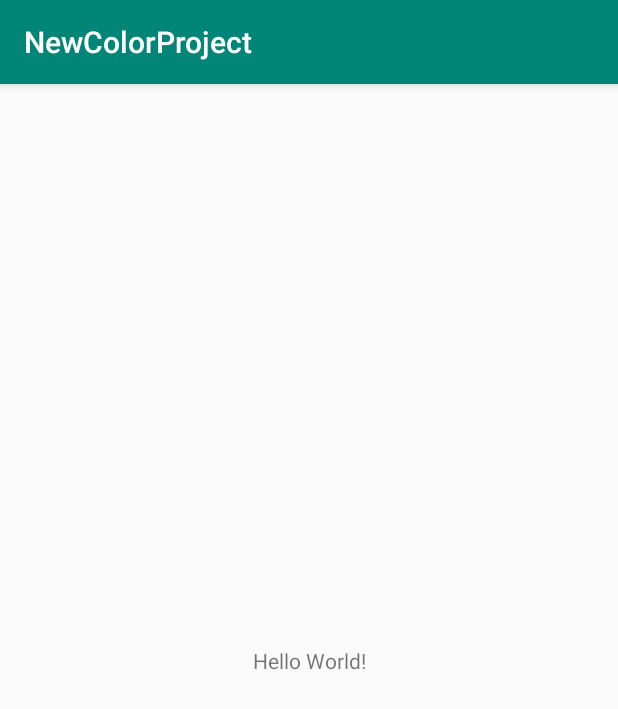
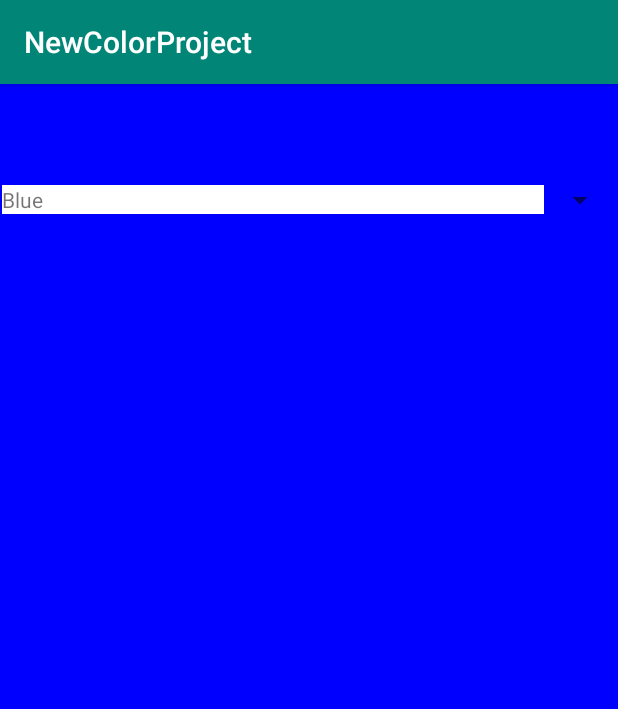
Before and after one commit to ShakeelAlibhai/CIS3515_Project4, an Android app: the screen it shows after launch (PaletteActivity), on a phone screen of 412 x 824 dp. Shown: the top 709 px of the screen. Run offline under Robolectric (Android 15) with nearby library versions, the phone set to English and light mode, and no system bars.

```diff
--- a/app/src/main/java/edu/temple/newcolorproject/PaletteActivity.java
+++ b/app/src/main/java/edu/temple/newcolorproject/PaletteActivity.java
@@ -1,8 +1,13 @@
 package edu.temple.newcolorproject;
 
 import androidx.appcompat.app.AppCompatActivity;
+import androidx.constraintlayout.widget.ConstraintLayout;
 
+import android.graphics.Color;
 import android.os.Bundle;
+import android.view.View;
+import android.widget.AdapterView;
+import android.widget.Spinner;
 
 public class PaletteActivity extends AppCompatActivity {
 
@@ -10,5 +15,39 @@ public class PaletteActivity extends AppCompatActivity {
     protected void onCreate(Bundle savedInstanceState) {
         super.onCreate(savedInstanceState);
         setContentView(R.layout.activity_palette);
+
+        final ConstraintLayout c = findViewById(R.id.layout);
+
+        Spinner s;
+        s = findViewById(R.id.spinner);
+
+        String colors[] = {
+                "Blue",
+                "Red",
+                "White",
+                "Yellow",
+                "Green",
+                "Aqua",
+                "Olive",
+                "Lime",
+                "Cyan",
+                "Silver"
+        };
+
+        ColorAdapter a = new ColorAdapter(this, colors);
+        s.setAdapter(a);
+
+        s.setOnItemSelectedListener(new AdapterView.OnItemSelectedListener() {
+            @Override
+            public void onItemSelected(AdapterView<?> parent, View view, int position, long id) {
+                c.setBackgroundColor(Color.parseColor(parent.getItemAtPosition(position).toString()));
+                view.setBackgroundColor(Color.WHITE);
+            }
+
+            @Override
+            public void onNothingSelected(AdapterView<?> parent) {
+
+            }
+        });
     }
 }
--- a/app/src/main/res/layout/activity_palette.xml
+++ b/app/src/main/res/layout/activity_palette.xml
@@ -2,17 +2,18 @@
 <androidx.constraintlayout.widget.ConstraintLayout xmlns:android="http://schemas.android.com/apk/res/android"
     xmlns:app="http://schemas.android.com/apk/res-auto"
     xmlns:tools="http://schemas.android.com/tools"
+    android:id="@+id/layout"
     android:layout_width="match_parent"
     android:layout_height="match_parent"
     tools:context=".PaletteActivity">
 
-    <TextView
-        android:layout_width="wrap_content"
+    <Spinner
+        android:id="@+id/spinner"
+        android:layout_width="409dp"
         android:layout_height="wrap_content"
-        android:text="Hello World!"
-        app:layout_constraintBottom_toBottomOf="parent"
-        app:layout_constraintLeft_toLeftOf="parent"
-        app:layout_constraintRight_toRightOf="parent"
+        android:layout_marginStart="1dp"
+        android:layout_marginTop="65dp"
+        app:layout_constraintStart_toStartOf="parent"
         app:layout_constraintTop_toTopOf="parent" />
 
 </androidx.constraintlayout.widget.ConstraintLayout>
```
